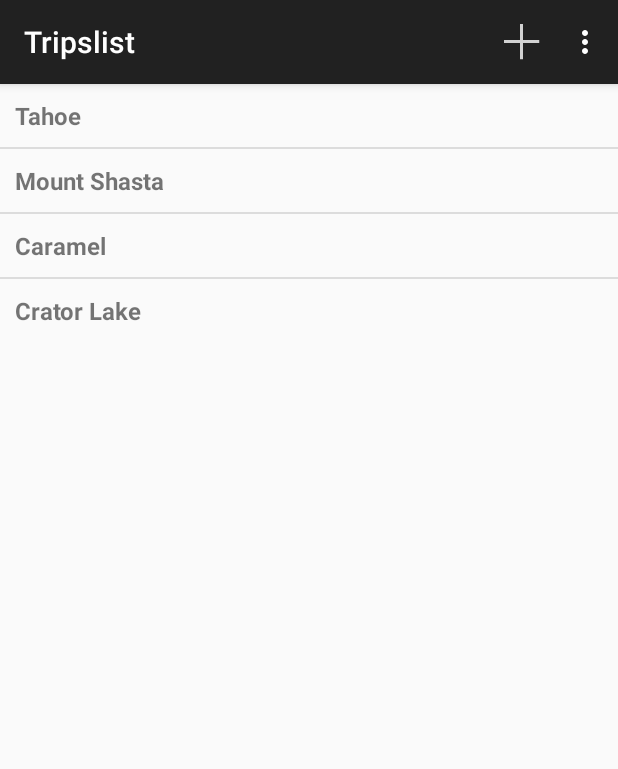
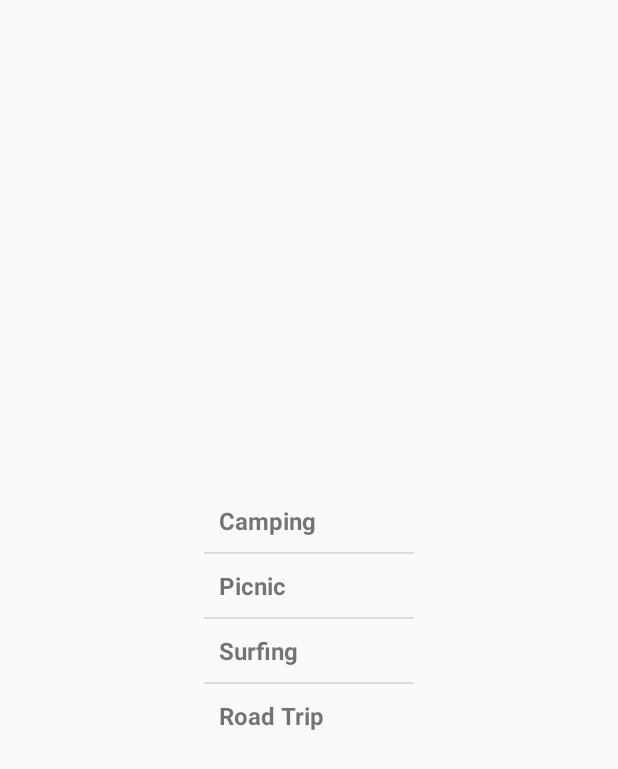
Before and after one commit to dhiman407/Tripgang, an Android app: the Tripslist screen opened directly, with no data from a screen before it, after a tap on "Add New Trip", on a phone screen of 412 x 824 dp. Shown: the top 769 px of the screen. Run offline under Robolectric (Android 15) with nearby library versions, the phone set to English and light mode, and no system bars.

Commit message:
Create Trip

```diff
--- /dev/null
+++ b/app/src/main/java/org/ninja/tripgang/CreateTrip.java
@@ -0,0 +1,47 @@
+package org.ninja.tripgang;
+
+import android.app.Activity;
+import android.net.Uri;
+import android.os.Bundle;
+import android.view.Menu;
+import android.view.MenuItem;
+import android.widget.ArrayAdapter;
+import android.widget.ListView;
+
+import org.ninja.tripgang.R;
+
+public class CreateTrip extends Activity implements TripType.OnFragmentInteractionListener {
+    String[] TripType = {"Camping", "Picnic", "Surfing", "Road Trip"};
+    @Override
+    protected void onCreate(Bundle savedInstanceState) {
+        super.onCreate(savedInstanceState);
+        setContentView(R.layout.activity_create_trip);
+        ArrayAdapter adapter = new ArrayAdapter<String>(this, R.layout.activity_type_triplist_view,TripType);
+        ListView listview = (ListView) findViewById(R.id.trip_type);
+        listview.setAdapter(adapter);
+    }
+
+    @Override
+    public void onFragmentInteraction(Uri uri) {
+
+    };
+
+    @Override
+    public boolean onCreateOptionsMenu(Menu menu) {
+        // Inflate the menu; this adds items to the action bar if it is present.
+        getMenuInflater().inflate(R.menu.create_trip, menu);
+        return true;
+    }
+
+    @Override
+    public boolean onOptionsItemSelected(MenuItem item) {
+        // Handle action bar item clicks here. The action bar will
+        // automatically handle clicks on the Home/Up button, so long
+        // as you specify a parent activity in AndroidManifest.xml.
+        int id = item.getItemId();
+        if (id == R.id.action_settings) {
+            return true;
+        }
+        return super.onOptionsItemSelected(item);
+    }
+}
--- /dev/null
+++ b/app/src/main/java/org/ninja/tripgang/TripType.java
@@ -0,0 +1,108 @@
+package org.ninja.tripgang;
+
+import android.app.Activity;
+import android.net.Uri;
+import android.os.Bundle;
+import android.app.Fragment;
+import android.view.LayoutInflater;
+import android.view.View;
+import android.view.ViewGroup;
+
+/**
+ * A simple {@link Fragment} subclass.
+ * Activities that contain this fragment must implement the
+ * {@link TripType.OnFragmentInteractionListener} interface
+ * to handle interaction events.
+ * Use the {@link TripType#newInstance} factory method to
+ * create an instance of this fragment.
+ *
+ */
+public class TripType extends Fragment {
+    // TODO: Rename parameter arguments, choose names that match
+    // the fragment initialization parameters, e.g. ARG_ITEM_NUMBER
+    private static final String ARG_PARAM1 = "param1";
+    private static final String ARG_PARAM2 = "param2";
+    // TODO: Rename and change types of parameters
+    private String mParam1;
+    private String mParam2;
+
+    private OnFragmentInteractionListener mListener;
+
+    /**
+     * Use this factory method to create a new instance of
+     * this fragment using the provided parameters.
+     *
+     * @param param1 Parameter 1.
+     * @param param2 Parameter 2.
+     * @return A new instance of fragment TripType.
+     */
+    // TODO: Rename and change types and number of parameters
+    public static TripType newInstance(String param1, String param2) {
+        TripType fragment = new TripType();
+        Bundle args = new Bundle();
+        args.putString(ARG_PARAM1, param1);
+        args.putString(ARG_PARAM2, param2);
+        fragment.setArguments(args);
+        return fragment;
+    }
+    public TripType() {
+        // Required empty public constructor
+    }
+
+    @Override
+    public void onCreate(Bundle savedInstanceState) {
+        super.onCreate(savedInstanceState);
+        if (getArguments() != null) {
+            mParam1 = getArguments().getString(ARG_PARAM1);
+            mParam2 = getArguments().getString(ARG_PARAM2);
+        }
+    }
+
+    @Override
+    public View onCreateView(LayoutInflater inflater, ViewGroup container,
+                             Bundle savedInstanceState) {
+        // Inflate the layout for this fragment
+        View view = inflater.inflate(R.layout.fragment_trip_type, container, false);
+        return view;
+    }
+
+    // TODO: Rename method, update argument and hook method into UI event
+    public void onButtonPressed(Uri uri) {
+        if (mListener != null) {
+            mListener.onFragmentInteraction(uri);
+        }
+    }
+
+    @Override
+    public void onAttach(Activity activity) {
+        super.onAttach(activity);
+        try {
+            mListener = (OnFragmentInteractionListener) activity;
+        } catch (ClassCastException e) {
+            throw new ClassCastException(activity.toString()
+                    + " must implement OnFragmentInteractionListener");
+        }
+    }
+
+    @Override
+    public void onDetach() {
+        super.onDetach();
+        mListener = null;
+    }
+
+    /**
+     * This interface must be implemented by activities that contain this
+     * fragment to allow an interaction in this fragment to be communicated
+     * to the activity and potentially other fragments contained in that
+     * activity.
+     * <p>
+     * See the Android Training lesson <a href=
+     * "http://developer.android.com/training/basics/fragments/communicating.html"
+     * >Communicating with Other Fragments</a> for more information.
+     */
+    public interface OnFragmentInteractionListener {
+        // TODO: Update argument type and name
+        public void onFragmentInteraction(Uri uri);
+    }
+
+}
--- a/app/src/main/java/org/ninja/tripgang/Tripslist.java
+++ b/app/src/main/java/org/ninja/tripgang/Tripslist.java
@@ -1,5 +1,7 @@
 package org.ninja.tripgang;
 
+import android.content.Context;
+import android.content.Intent;
 import android.support.v7.app.ActionBarActivity;
 import android.os.Bundle;
 import android.view.Menu;
@@ -9,7 +11,7 @@ import android.widget.ListView;
 
 
 public class Tripslist extends ActionBarActivity {
-
+    private Context context = this;
     String[] tripArray = {"Tahoe", "Mount Shasta", "Caramel", "Crator Lake"};
     @Override
     protected void onCreate(Bundle savedInstanceState) {
@@ -47,6 +49,7 @@ public class Tripslist extends ActionBarActivity {
     }
 
     private void openNewTrip(){
-
+        Intent intent = new Intent(context,CreateTrip.class);
+        startActivity(intent);
     }
 }
--- /dev/null
+++ b/app/src/main/res/layout/activity_create_trip.xml
@@ -0,0 +1,19 @@
+<LinearLayout xmlns:android="http://schemas.android.com/apk/res/android"
+    xmlns:tools="http://schemas.android.com/tools"
+    android:layout_width="match_parent"
+    android:layout_height="match_parent"
+    android:paddingLeft="@dimen/activity_horizontal_margin"
+    android:paddingRight="@dimen/activity_horizontal_margin"
+    android:paddingTop="@dimen/activity_vertical_margin"
+    android:paddingBottom="@dimen/activity_vertical_margin"
+    tools:context="org.ninja.tripgang.CreateTrip">
+
+    <fragment
+        android:name="org.ninja.tripgang.TripType"
+        android:layout_width="match_parent"
+        android:layout_height="match_parent"
+        android:id="@+id/trip_type_fragment">
+
+        </fragment>
+
+</LinearLayout>
--- /dev/null
+++ b/app/src/main/res/layout/activity_type_triplist_view.xml
@@ -0,0 +1,10 @@
+<?xml version="1.0" encoding="utf-8"?>
+<!--  Single List Item Design -->
+<TextView xmlns:android="http://schemas.android.com/apk/res/android"
+    android:id="@+id/label"
+    android:layout_width="fill_parent"
+    android:layout_height="fill_parent"
+    android:padding="10dip"
+    android:textSize="16dip"
+    android:textStyle="bold" >
+</TextView>
--- /dev/null
+++ b/app/src/main/res/layout/fragment_trip_type.xml
@@ -0,0 +1,16 @@
+<LinearLayout xmlns:android="http://schemas.android.com/apk/res/android"
+    xmlns:tools="http://schemas.android.com/tools"
+    android:layout_width="match_parent"
+    android:layout_height="match_parent"
+    tools:context="org.ninja.tripgang.TripType">
+
+    <!-- TODO: Update blank fragment layout -->
+
+
+    <ListView
+        android:layout_width="wrap_content"
+        android:layout_height="wrap_content"
+        android:id="@+id/trip_type"
+        android:layout_gravity="center_vertical"
+        android:layout_weight="1" />
+</LinearLayout>
--- /dev/null
+++ b/app/src/main/res/menu/create_trip.xml
@@ -0,0 +1,8 @@
+<menu xmlns:android="http://schemas.android.com/apk/res/android"
+    xmlns:tools="http://schemas.android.com/tools"
+    tools:context="org.ninja.tripgang.CreateTrip" >
+    <item android:id="@+id/action_settings"
+        android:title="@string/action_settings"
+        android:orderInCategory="100"
+        android:showAsAction="never" />
+</menu>
--- a/app/src/main/res/values/strings.xml
+++ b/app/src/main/res/values/strings.xml
@@ -13,5 +13,6 @@
     <string name="title_section1">Section 1</string>
     <string name="title_section2">Section 2</string>
     <string name="title_section3">Section 3</string>
+    <string name="hello_blank_fragment">Hello blank fragment</string>
 
 </resources>
```
Also changed, not shown: app/src/main/AndroidManifest.xml (+8 -0 lines), app/src/main/res/values-large/refs.xml (added, +11 -0 lines), app/src/main/res/values-sw600dp/refs.xml (added, +11 -0 lines), app/src/main/res/values/refs.xml (added, +11 -0 lines).
